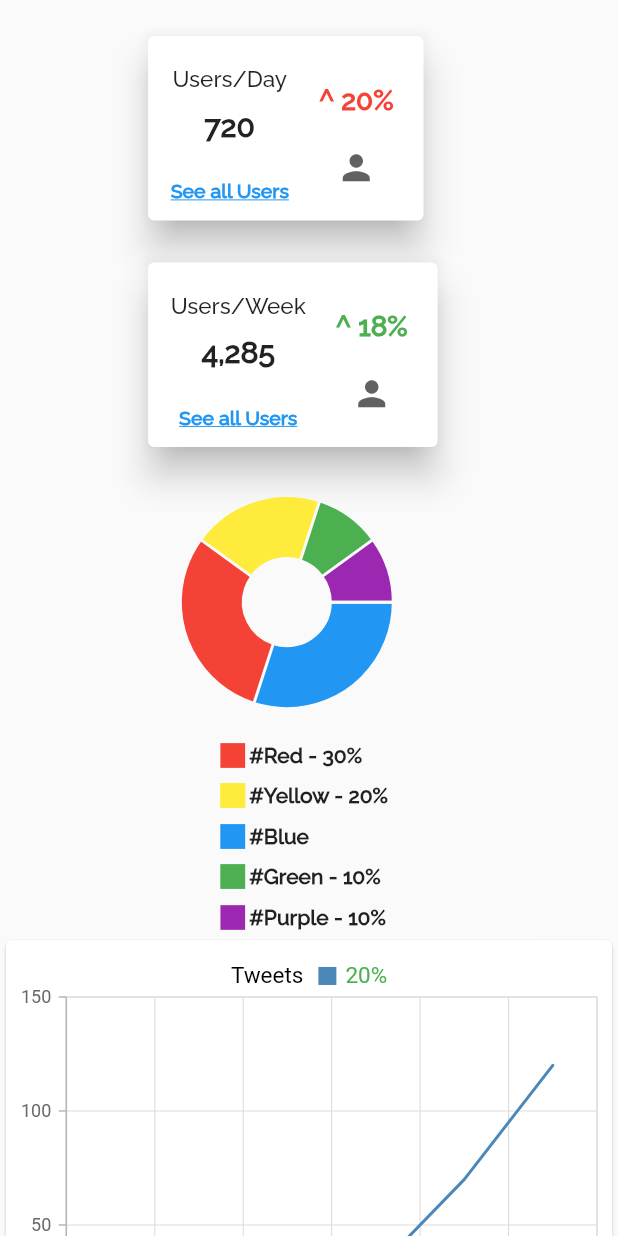
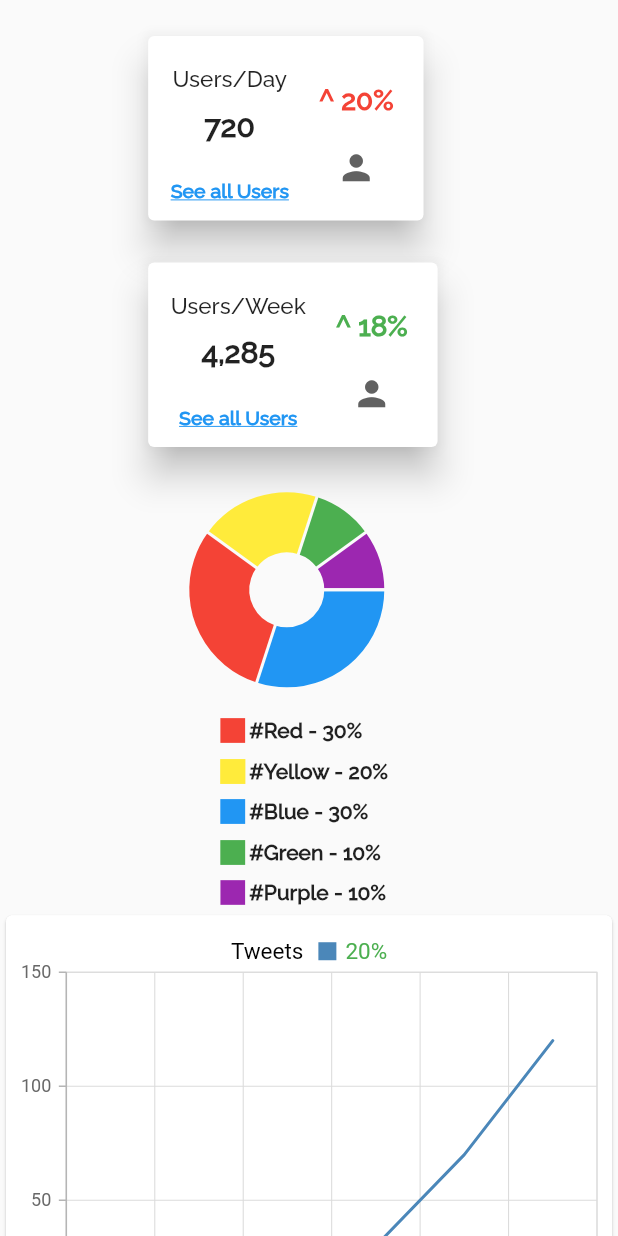
Before and after one commit to Nader-Youhanna/Twitter-App-Flutter, a Flutter app: the AdminViewDashBoard widget shown alone on an empty page, opened directly with empty values, on a phone screen of 412 x 824 dp. Run offline on Flutter 3.47's test engine with Material 2 defaults, Android fonts, the phone set to English and light mode, and no system bars; drawn by our look-alikes of fl_chart, overlay_support; our stand-ins replace country_code_picker, csc_picker, firebase_auth, firebase_core, firebase_messaging, flutter_chat_ui and 6 more; missing offline and left inert: country_state_city_pro, flutter_verification_code; accounts and stored records are empty; network calls fail; Roboto replaces fonts that are missing (bold).

Commit message:
minor modifications

```diff
--- a/android_app/lib/widgets/Admin View/admin_view_dashboard.dart
+++ b/android_app/lib/widgets/Admin View/admin_view_dashboard.dart
@@ -135,7 +135,7 @@ class AdminViewDashBoard extends StatelessWidget {
             ),
           ],
         ),
-        SizedBox(height: screenHeight * 0.06),
+        SizedBox(height: screenHeight * 0.05),
         Row(
           children: [
             SizedBox(width: screenWidth * 0.1),
@@ -144,14 +144,14 @@ class AdminViewDashBoard extends StatelessWidget {
               height: 100,
               child: PieChart(
                 PieChartData(
-                  centerSpaceRadius: 30,
+                  centerSpaceRadius: 25,
                   sections: getSections(),
                 ),
               ),
             )
           ],
         ),
-        SizedBox(height: screenHeight * 0.05),
+        SizedBox(height: screenHeight * 0.04),
         Row(
           children: [
             SizedBox(width: screenWidth * 0.35),
@@ -185,7 +185,7 @@ class AdminViewDashBoard extends StatelessWidget {
             SizedBox(width: screenWidth * 0.35),
             const Icon(Icons.square, color: Colors.blue, size: 22),
             const Text(
-              '#Blue',
+              '#Blue - 30%',
               style: TextStyle(
                 fontFamily: 'RalewayMedium',
                 fontWeight: FontWeight.bold,
--- a/android_app/lib/widgets/Messages/messages_user.dart
+++ b/android_app/lib/widgets/Messages/messages_user.dart
@@ -1,6 +1,8 @@
 import 'package:flutter/material.dart';
 
 class MessagesUser extends StatelessWidget {
+  double screenHeight = 0;
+  double screenWidth = 0;
   String name = "username";
   String username = "@username";
   CircleAvatar userImage = const CircleAvatar(
@@ -13,6 +15,8 @@ class MessagesUser extends StatelessWidget {
   });
   @override
   Widget build(BuildContext context) {
+    screenHeight = MediaQuery.of(context).size.height;
+    screenWidth = MediaQuery.of(context).size.width;
     return ListTile(
       leading: userImage,
       title: Text(
--- a/android_app/lib/widgets/Messages/messages_users_list.dart
+++ b/android_app/lib/widgets/Messages/messages_users_list.dart
@@ -4,8 +4,12 @@ import 'messages_user.dart';
 import 'chat_page.dart';
 
 class MessagesUsersList extends StatelessWidget {
+  double screenHeight = 0;
+  double screenWidth = 0;
   @override
   Widget build(BuildContext context) {
+    screenHeight = MediaQuery.of(context).size.height;
+    screenWidth = MediaQuery.of(context).size.width;
     return Scaffold(
       appBar: AppBar(
         title: const Text(
```
Also changed, not shown: android_app/lib/widgets/Messages/chat_page.dart (+7 -3 lines).
